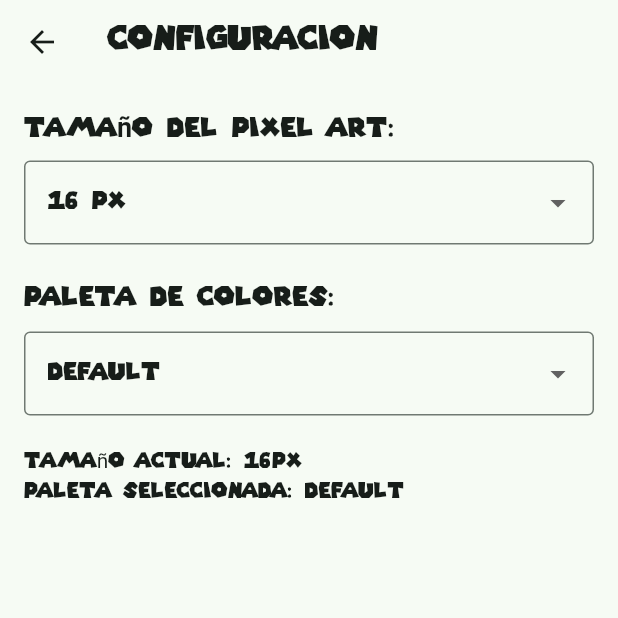
After one commit to Remixpak/3479A321_2023479030_, a Flutter app: the screen it shows after launch, after a tap on the "settings" icon, on a phone screen of 412 x 824 dp, the top half of it. The commit adds this screen. Run offline on Flutter 3.47's test engine with Material 3 defaults, Android fonts, the phone set to English and light mode, and no system bars; our stand-ins replace logger.

Commit message:
lab 5 finalizado

```diff
--- a/lib/pages/my_home_page.dart
+++ b/lib/pages/my_home_page.dart
@@ -3,6 +3,7 @@ import 'package:flutter_aplication_lab2/pages/about.dart';
 import 'package:flutter_aplication_lab2/pages/list_art.dart';
 import 'package:flutter_aplication_lab2/pages/list_creation.dart';
 import 'package:flutter_aplication_lab2/pages/pixelArtScreen.dart';
+import 'package:flutter_aplication_lab2/pages/settings.dart';
 
 class MyHomePage extends StatefulWidget {
   const MyHomePage({super.key, required this.title});
@@ -78,7 +79,16 @@ class _MyHomePageState extends State<MyHomePage> {
   void to_pixelArtScreen() {
     Navigator.push(
       context,
-      MaterialPageRoute(builder: (context) => Pixelartscreen(title: 'Pixel Art Screen')),
+      MaterialPageRoute(
+        builder: (context) => Pixelartscreen(title: 'Pixel Art Screen'),
+      ),
+    );
+  }
+
+  void to_settings() {
+    Navigator.push(
+      context,
+      MaterialPageRoute(builder: (context) => SettingsScreen()),
     );
   }
 
@@ -118,6 +128,7 @@ class _MyHomePageState extends State<MyHomePage> {
               );
             },
           ),
+          IconButton(icon: const Icon(Icons.settings), onPressed: to_settings),
         ],
       ),
       body: Center(
@@ -173,9 +184,14 @@ class _MyHomePageState extends State<MyHomePage> {
                     child: const Icon(Icons.create),
                   ),
                   ElevatedButton(
-                    //onPressed: to_ListCreation,
+                    onPressed: to_ListCreation,
+                    //onPressed: to_pixelArtScreen,
+                    //onPressed: to_settings,
+                    child: const Icon(Icons.list),
+                  ),
+                  ElevatedButton(
                     onPressed: to_pixelArtScreen,
-                    child: const Icon(Icons.list),
+                    child: const Icon(Icons.brush),
                   ),
                 ],
               ),
--- /dev/null
+++ b/lib/pages/settings.dart
@@ -0,0 +1,65 @@
+import 'package:flutter/material.dart';
+import 'package:provider/provider.dart';
+import 'package:flutter_aplication_lab2/providers/configurationData.dart';
+
+class SettingsScreen extends StatelessWidget {
+  const SettingsScreen({super.key});
+
+  @override
+  Widget build(BuildContext context) {
+    final appData = context.watch<AppData>();
+
+    final pixelSizes = [16, 18, 20, 24, 32];
+    final colorPalettes = ['default', 'Retro', 'Neon', 'Pastel', 'Oscura'];
+
+    return Scaffold(
+      appBar: AppBar(title: const Text('Configuracion')),
+      body: Padding(
+        padding: const EdgeInsets.all(16),
+        child: Column(
+          crossAxisAlignment: CrossAxisAlignment.start,
+          children: [
+            // --- Configuración del tamaño ---
+            const Text(
+              'Tamaño del pixel art:',
+              style: TextStyle(fontSize: 18, fontWeight: FontWeight.bold),
+            ),
+            const SizedBox(height: 8),
+            DropdownButtonFormField<int>(
+              value: appData.size,
+              items: pixelSizes
+                  .map((s) => DropdownMenuItem(value: s, child: Text('$s px')))
+                  .toList(),
+              onChanged: (value) {
+                if (value != null) context.read<AppData>().setSize(value);
+              },
+              decoration: const InputDecoration(border: OutlineInputBorder()),
+            ),
+            const SizedBox(height: 24),
+
+            // --- Configuración de la paleta ---
+            const Text(
+              'Paleta de colores:',
+              style: TextStyle(fontSize: 18, fontWeight: FontWeight.bold),
+            ),
+            const SizedBox(height: 8),
+            DropdownButtonFormField<String>(
+              value: appData.palette,
+              items: colorPalettes
+                  .map((p) => DropdownMenuItem(value: p, child: Text(p)))
+                  .toList(),
+              onChanged: (value) {
+                if (value != null) context.read<AppData>().setPalette(value);
+              },
+              decoration: const InputDecoration(border: OutlineInputBorder()),
+            ),
+
+            const SizedBox(height: 20),
+            Text('Tamaño actual: ${appData.size}px'),
+            Text('Paleta seleccionada: ${appData.palette}'),
+          ],
+        ),
+      ),
+    );
+  }
+}
--- a/lib/providers/configurationData.dart
+++ b/lib/providers/configurationData.dart
@@ -1,5 +1,18 @@
 import 'package:flutter/material.dart';
+
 class AppData extends ChangeNotifier {
-int _size = 16;
-int get size => _size;
+  int _size = 16;
+  int get size => _size;
+
+  void setSize(int newSize) {
+    _size = newSize;
+    notifyListeners(); //segun entedí esto notifica a los widgets que dependan de este valor
+  }
+
+  String _palette = 'default';
+  String get palette => _palette;
+  void setPalette(String newPalette) {
+    _palette = newPalette;
+    notifyListeners();
+  }
 }
```
Also changed, not shown: lib/pages/pixelArtScreen.dart (+13 -14 lines).
